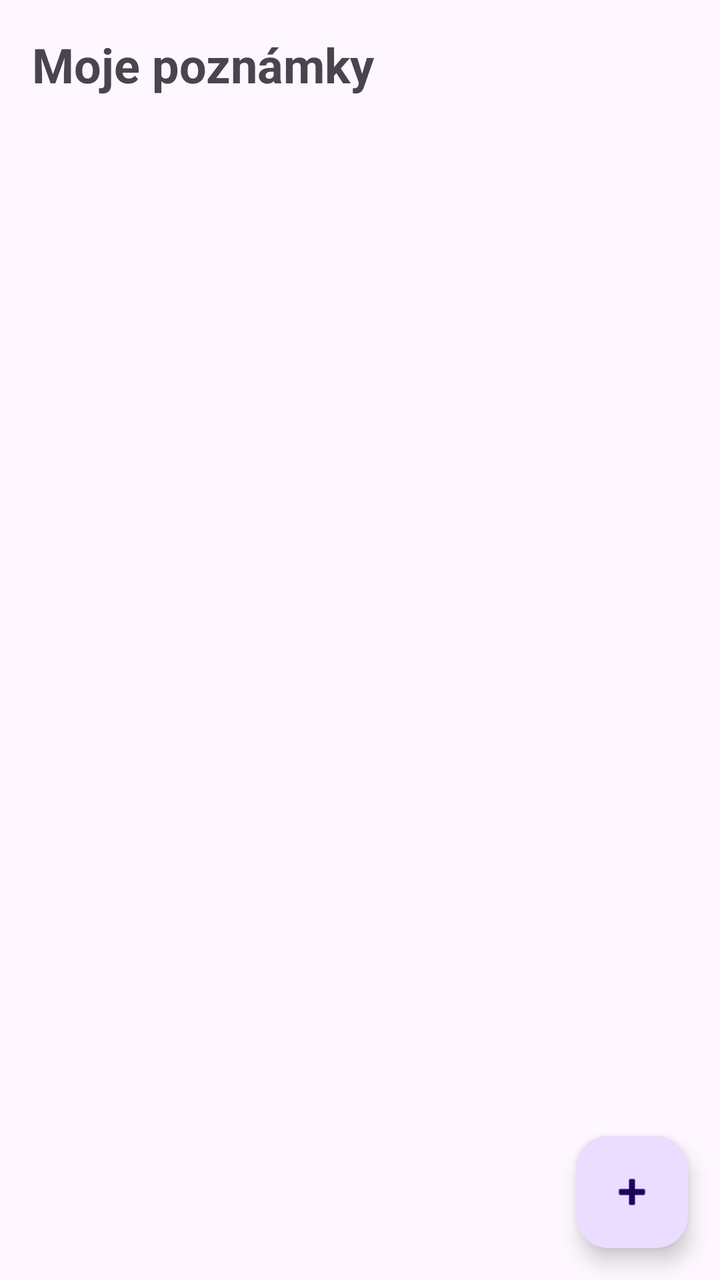
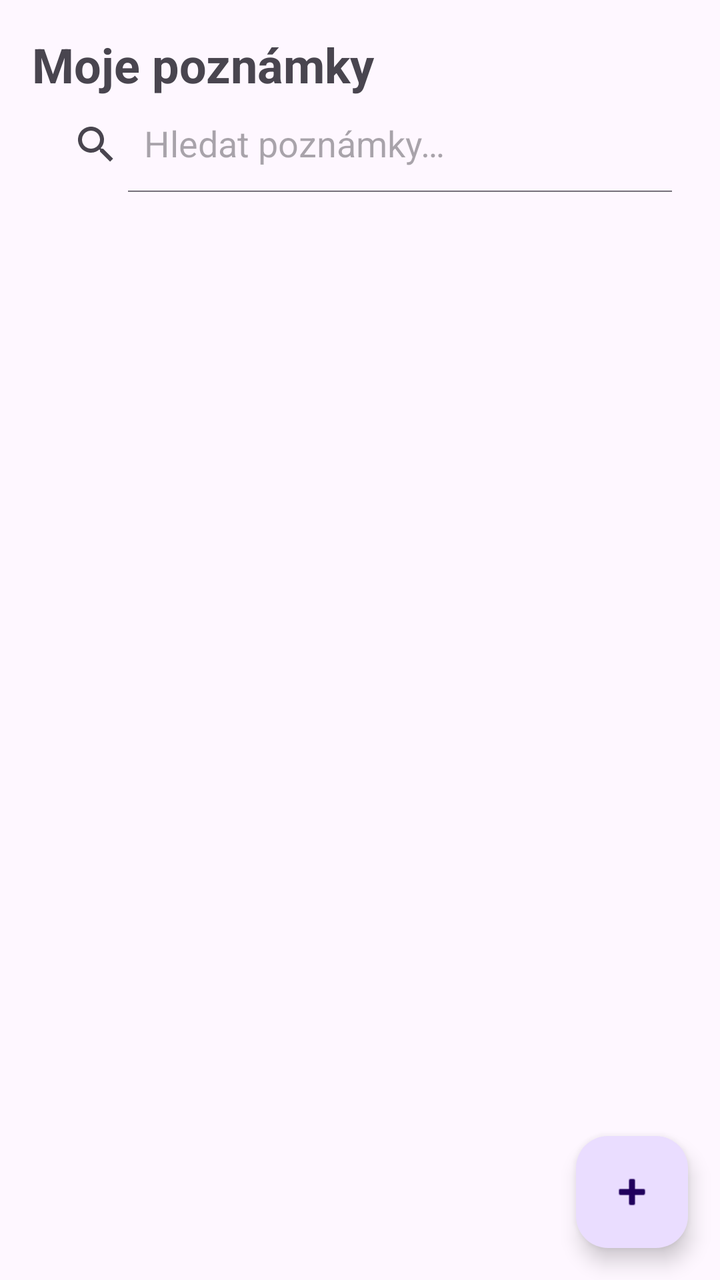

Before-and-after screenshots of an Android layout around one commit, followed by the original layout XML and the change that was made.
<!-- AndroidManifest.xml: application theme Theme._09NoteApp -->
<!-- res/layout/activity_main.xml -->
<?xml version="1.0" encoding="utf-8"?>
<androidx.constraintlayout.widget.ConstraintLayout xmlns:android="http://schemas.android.com/apk/res/android"
    xmlns:app="http://schemas.android.com/apk/res-auto"
    xmlns:tools="http://schemas.android.com/tools"
    android:id="@+id/main"
    android:fitsSystemWindows="true"
    android:layout_width="match_parent"
    android:layout_height="match_parent"
    tools:context=".MainActivity">

    <TextView
        android:id="@+id/tvTitle"
        android:layout_width="wrap_content"
        android:layout_height="wrap_content"
        android:layout_marginStart="16dp"
        android:layout_marginTop="16dp"
        android:text="@string/notes_title"
        android:textSize="24sp"
        android:textStyle="bold"
        app:layout_constraintStart_toStartOf="parent"
        app:layout_constraintTop_toTopOf="parent" />

    <androidx.recyclerview.widget.RecyclerView
        android:id="@+id/recyclerViewNotes"
        android:layout_width="0dp"
        android:layout_height="0dp"
        android:layout_marginHorizontal="16dp"
        android:layout_marginTop="8dp"
        android:scrollbars="vertical"
        app:layout_constraintBottom_toTopOf="@id/fabAddNote"
        app:layout_constraintEnd_toEndOf="parent"
        app:layout_constraintStart_toStartOf="parent"
        app:layout_constraintTop_toBottomOf="@id/tvTitle" />

    <com.google.android.material.floatingactionbutton.FloatingActionButton
        android:id="@+id/fabAddNote"
        android:layout_width="wrap_content"
        android:layout_height="wrap_content"
        android:layout_margin="16dp"
        android:contentDescription="@string/add_note"
        app:srcCompat="@android:drawable/ic_input_add"
        app:layout_constraintBottom_toBottomOf="parent"
        app:layout_constraintEnd_toEndOf="parent" />

</androidx.constraintlayout.widget.ConstraintLayout>
<!-- resources referenced by this layout -->
<resources>
  <string name="add_note">Přidat poznámku</string>
  <string name="notes_title">Moje poznámky</string>
  <style name="Theme._09NoteApp" parent="Base.Theme._09NoteApp" />
  <style name="Base.Theme._09NoteApp" parent="Theme.Material3.DayNight.NoActionBar">
          
          
      </style>
</resources>

<!-- the commit's change to res/layout/activity_main.xml (unified diff, before → after) -->
@@ -20,6 +20,17 @@
         app:layout_constraintStart_toStartOf="parent"
         app:layout_constraintTop_toTopOf="parent" />
 
+    <androidx.appcompat.widget.SearchView
+        android:id="@+id/searchViewNotes"
+        android:layout_width="0dp"
+        android:layout_height="wrap_content"
+        android:layout_marginHorizontal="16dp"
+        app:iconifiedByDefault="false"
+        app:layout_constraintEnd_toEndOf="parent"
+        app:layout_constraintStart_toStartOf="parent"
+        app:layout_constraintTop_toBottomOf="@id/tvTitle"
+        app:queryHint="@string/search_notes" />
+
     <androidx.recyclerview.widget.RecyclerView
         android:id="@+id/recyclerViewNotes"
         android:layout_width="0dp"
@@ -30,7 +41,7 @@
         app:layout_constraintBottom_toTopOf="@id/fabAddNote"
         app:layout_constraintEnd_toEndOf="parent"
         app:layout_constraintStart_toStartOf="parent"
-        app:layout_constraintTop_toBottomOf="@id/tvTitle" />
+        app:layout_constraintTop_toBottomOf="@id/searchViewNotes" />
 
     <com.google.android.material.floatingactionbutton.FloatingActionButton
         android:id="@+id/fabAddNote"
<!-- resource entries referenced after the edit -->
@@ -2,6 +2,7 @@
 <resources>
   <string name="add_note">Přidat poznámku</string>
   <string name="notes_title">Moje poznámky</string>
+  <string name="search_notes">Hledat poznámky…</string>
   <style name="Theme._09NoteApp" parent="Base.Theme._09NoteApp" />
   <style name="Base.Theme._09NoteApp" parent="Theme.Material3.DayNight.NoActionBar">
           
